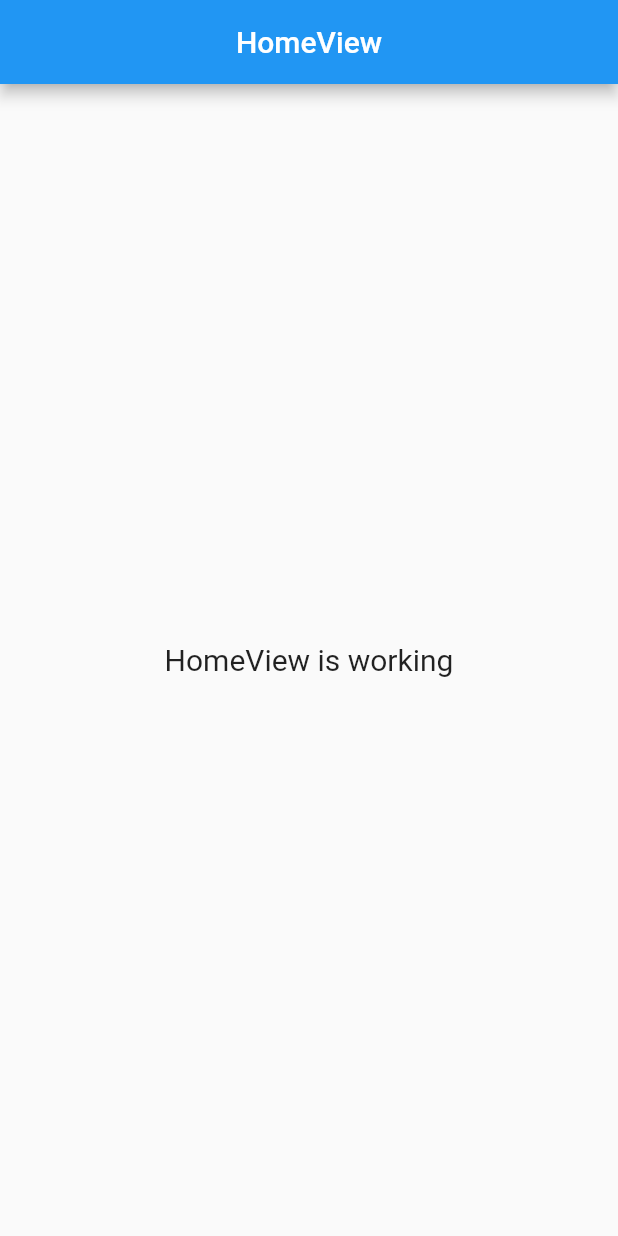
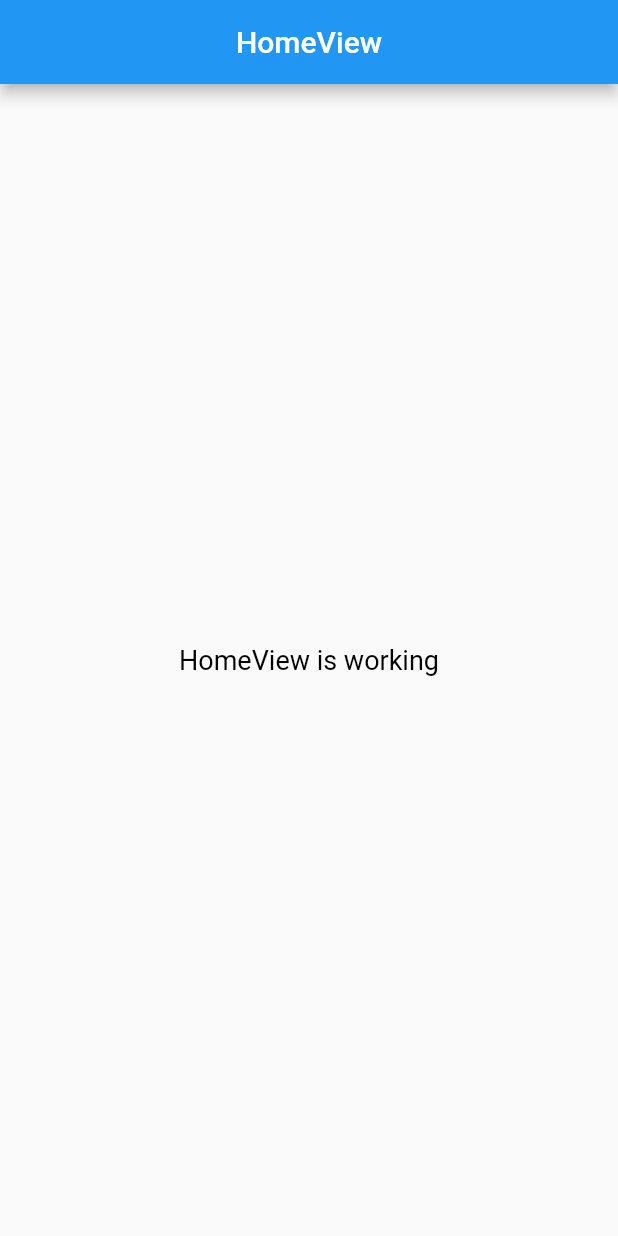
Before and after one commit to irvan91110/fastrent_abp, a Flutter app: the screen it shows after launch, on a phone screen of 412 x 824 dp. Run offline on Flutter 3.47's test engine with Material 2 defaults, Android fonts, the phone set to English and light mode, and no system bars; our stand-ins replace get.

Commit message:
clean architecture template

```diff
--- a/lib/app/modules/auth/login/views/auth_login_view.dart
+++ b/lib/app/modules/auth/login/views/auth_login_view.dart
@@ -10,14 +10,10 @@ class AuthLoginView extends GetView<AuthLoginController> {
   Widget build(BuildContext context) {
     return Scaffold(
       appBar: AppBar(
-        title: const Text('AuthLoginView'),
-        centerTitle: true,
+        title: Text('My App'),
       ),
-      body: const Center(
-        child: Text(
-          'AuthLoginView is working',
-          style: TextStyle(fontSize: 20),
-        ),
+      body: Center(
+        child: Text('Hello, world!'),
       ),
     );
   }
--- a/lib/app/modules/home/views/home_view.dart
+++ b/lib/app/modules/home/views/home_view.dart
@@ -3,6 +3,7 @@ import 'package:flutter/material.dart';
 import 'package:get/get.dart';
 
 import '../controllers/home_controller.dart';
+import 'package:fastrent/app/themes/app_text_style.dart';
 
 class HomeView extends GetView<HomeController> {
   const HomeView({Key? key}) : super(key: key);
@@ -16,7 +17,7 @@ class HomeView extends GetView<HomeController> {
       body: const Center(
         child: Text(
           'HomeView is working',
-          style: TextStyle(fontSize: 20),
+          style: AppTextStyles.subtitle,
         ),
       ),
     );
--- /dev/null
+++ b/lib/app/themes/app_colors.dart
@@ -0,0 +1,16 @@
+import 'package:flutter/material.dart';
+
+class Rcolors {
+  static const primary = Color(0xFF6200EE);
+  static const primaryVariant = Color(0xFF3700B3);
+  static const secondary = Color(0xFF03DAC6);
+  static const secondaryVariant = Color(0xFF018786);
+  static const background = Color(0xFFE5E5E5);
+  static const surface = Color(0xFFFFFFFF);
+  static const error = Color(0xFFB00020);
+  static const onPrimary = Color(0xFFFFFFFF);
+  static const onSecondary = Color(0xFF000000);
+  static const onBackground = Color(0xFF000000);
+  static const onSurface = Color(0xFF000000);
+  static const onError = Color(0xFFFFFFFF);
+}
--- /dev/null
+++ b/lib/app/themes/app_text_style.dart
@@ -0,0 +1,21 @@
+import 'package:flutter/material.dart';
+
+import 'package:fastrent/app/themes/app_colors.dart';
+
+class AppTextStyles {
+  static const TextStyle title = TextStyle(
+    fontSize: 24.0,
+    color: Rcolors.onPrimary,
+  );
+
+  static const TextStyle subtitle = TextStyle(
+    fontSize: 18.0,
+    color: Rcolors.onSecondary,
+  );
+
+  static const TextStyle body = TextStyle(
+    fontSize: 16.0,
+    fontWeight: FontWeight.normal,
+    color: Colors.black,
+  );
+}
--- a/lib/main.dart
+++ b/lib/main.dart
@@ -9,6 +9,9 @@ void main() {
     GetMaterialApp(
       title: "Application",
       initialRoute: AppPages.INITIAL,
+      theme: ThemeData(
+        fontFamily: 'roboto',
+      ),
       getPages: AppPages.routes,
     ),
   );
```
